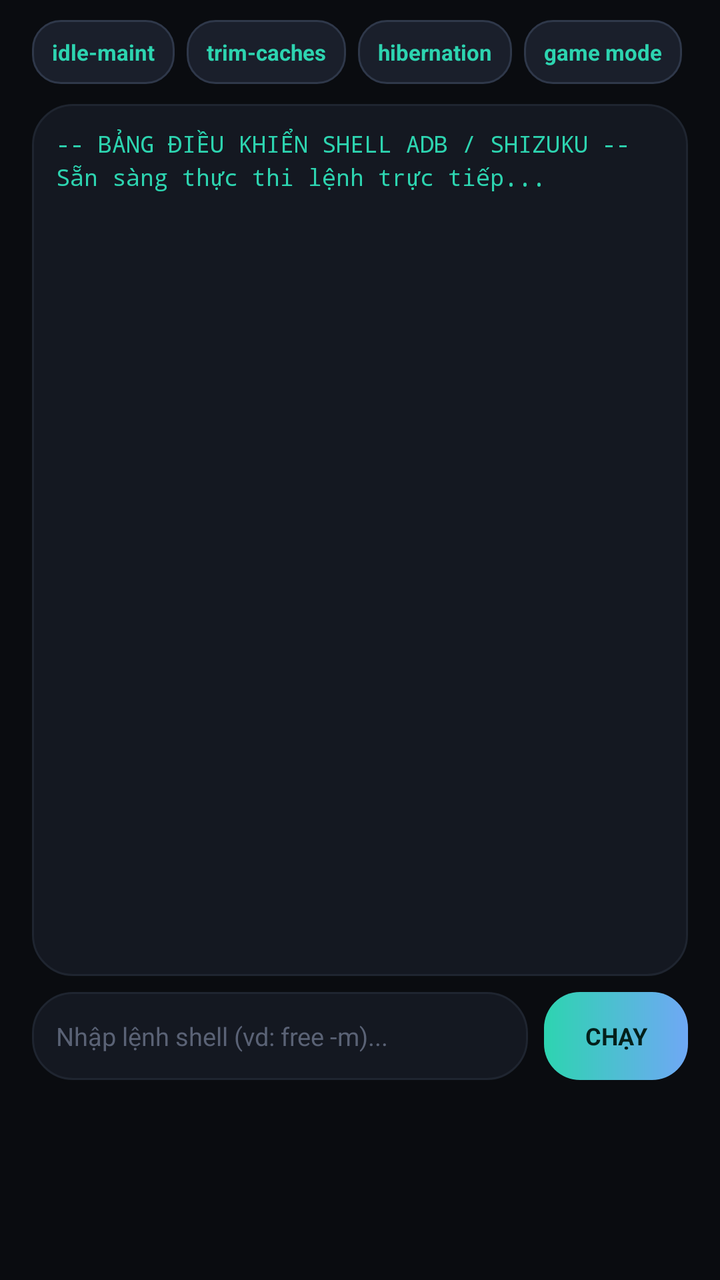
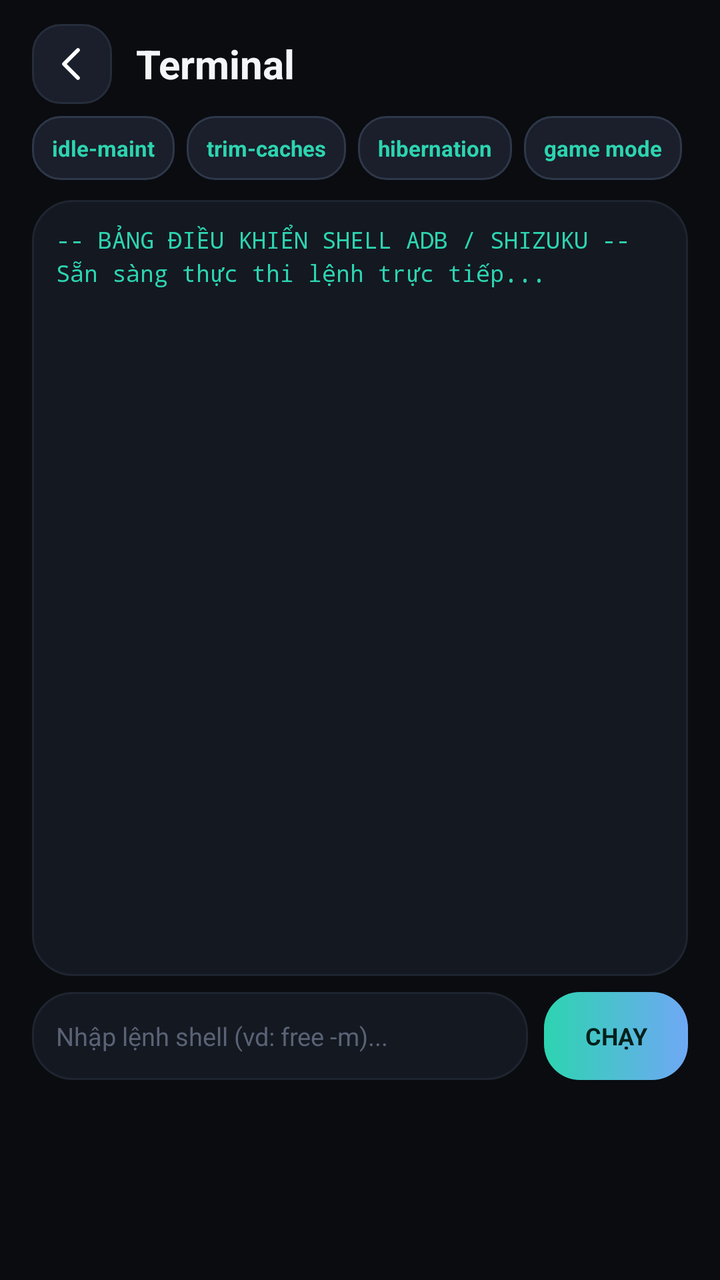

Two renders of the same Android screen: before a commit and after it. Below are the layout's source before the change and the commit's diff.
<!-- AndroidManifest.xml: application theme AppTheme -->
<!-- res/layout/tab_terminal.xml -->
<?xml version="1.0" encoding="utf-8"?>
<LinearLayout xmlns:android="http://schemas.android.com/apk/res/android"
    android:id="@+id/layout_tab_terminal"
    android:layout_width="match_parent"
    android:layout_height="match_parent"
    android:orientation="vertical"
    android:paddingStart="16dp"
    android:paddingEnd="16dp"
    android:paddingTop="10dp"
    android:paddingBottom="100dp">

    
    <HorizontalScrollView
        android:layout_width="match_parent"
        android:layout_height="wrap_content"
        android:scrollbars="none"
        android:overScrollMode="never">

        <LinearLayout
            android:layout_width="wrap_content"
            android:layout_height="wrap_content"
            android:orientation="horizontal">

            <TextView
                android:id="@+id/chip_cmd_idlemaint"
                android:layout_width="wrap_content"
                android:layout_height="32dp"
                android:gravity="center"
                android:paddingStart="10dp"
                android:paddingEnd="10dp"
                android:background="@drawable/bg_btn_secondary"
                android:text="idle-maint"
                android:textColor="#2DD4B0"
                android:textSize="11sp"
                android:textStyle="bold"
                android:layout_marginEnd="6dp" />

            <TextView
                android:id="@+id/chip_cmd_trimcaches"
                android:layout_width="wrap_content"
                android:layout_height="32dp"
                android:gravity="center"
                android:paddingStart="10dp"
                android:paddingEnd="10dp"
                android:background="@drawable/bg_btn_secondary"
                android:text="trim-caches"
                android:textColor="#2DD4B0"
                android:textSize="11sp"
                android:textStyle="bold"
                android:layout_marginEnd="6dp" />

            <TextView
                android:id="@+id/chip_cmd_hibernation"
                android:layout_width="wrap_content"
                android:layout_height="32dp"
                android:gravity="center"
                android:paddingStart="10dp"
                android:paddingEnd="10dp"
                android:background="@drawable/bg_btn_secondary"
                android:text="hibernation"
                android:textColor="#2DD4B0"
                android:textSize="11sp"
                android:textStyle="bold"
                android:layout_marginEnd="6dp" />

            <TextView
                android:id="@+id/chip_cmd_game"
                android:layout_width="wrap_content"
                android:layout_height="32dp"
                android:gravity="center"
                android:paddingStart="10dp"
                android:paddingEnd="10dp"
                android:background="@drawable/bg_btn_secondary"
                android:text="game mode"
                android:textColor="#2DD4B0"
                android:textSize="11sp"
                android:textStyle="bold"
                android:layout_marginEnd="6dp" />

            <TextView
                android:id="@+id/chip_cmd_free"
                android:layout_width="wrap_content"
                android:layout_height="32dp"
                android:gravity="center"
                android:paddingStart="10dp"
                android:paddingEnd="10dp"
                android:background="@drawable/bg_btn_secondary"
                android:text="free -m"
                android:textColor="#A3ABBB"
                android:textSize="11sp"
                android:textStyle="bold"
                android:layout_marginEnd="6dp" />

            <TextView
                android:id="@+id/chip_cmd_meminfo"
                android:layout_width="wrap_content"
                android:layout_height="32dp"
                android:gravity="center"
                android:paddingStart="10dp"
                android:paddingEnd="10dp"
                android:background="@drawable/bg_btn_secondary"
                android:text="meminfo"
                android:textColor="#A3ABBB"
                android:textSize="11sp"
                android:textStyle="bold" />
        </LinearLayout>
    </HorizontalScrollView>

    
    <ScrollView
        android:id="@+id/scroll_terminal_viewport"
        android:layout_width="match_parent"
        android:layout_height="0dp"
        android:layout_weight="1"
        android:layout_marginTop="10dp"
        android:background="@drawable/bg_card_bento"
        android:padding="12dp">

        <TextView
            android:id="@+id/tv_terminal_output"
            android:layout_width="match_parent"
            android:layout_height="wrap_content"
            android:typeface="monospace"
            android:textColor="#2DD4B0"
            android:textSize="11.5sp"
            android:lineSpacingExtra="3dp"
            android:text="-- BẢNG ĐIỀU KHIỂN SHELL ADB / SHIZUKU --\nSẵn sàng thực thi lệnh trực tiếp..." />
    </ScrollView>

    
    <LinearLayout
        android:layout_width="match_parent"
        android:layout_height="44dp"
        android:orientation="horizontal"
        android:layout_marginTop="8dp">

        <EditText
            android:id="@+id/et_terminal_input"
            android:layout_width="0dp"
            android:layout_height="match_parent"
            android:layout_weight="1"
            android:background="@drawable/bg_card_bento"
            android:hint="Nhập lệnh shell (vd: free -m)..."
            android:textColorHint="#5A6275"
            android:textColor="#FFFFFF"
            android:textSize="12.5sp"
            android:paddingStart="12dp"
            android:paddingEnd="12dp"
            android:singleLine="true" />

        <Button
            android:id="@+id/btn_terminal_exec"
            android:layout_width="72dp"
            android:layout_height="match_parent"
            android:layout_marginStart="8dp"
            android:background="@drawable/bg_btn_boost"
            android:text="CHẠY"
            android:textColor="#04201B"
            android:textSize="12sp"
            android:textStyle="bold" />
    </LinearLayout>

</LinearLayout>
<!-- resources referenced by this layout -->
<resources>
  <!-- drawable bg_btn_boost (drawable) -->
  <?xml version="1.0" encoding="utf-8"?>
  <ripple xmlns:android="http://schemas.android.com/apk/res/android" android:color="#40FFFFFF">
      <item>
          <shape android:shape="rectangle">
              <gradient android:angle="0" android:startColor="#2DD4B0" android:endColor="#6FA8F5" android:type="linear" />
              <corners android:radius="18dp" />
          </shape>
      </item>
  </ripple>
  <!-- drawable bg_btn_secondary (drawable) -->
  <?xml version="1.0" encoding="utf-8"?>
  <ripple xmlns:android="http://schemas.android.com/apk/res/android" android:color="#202DD4B0">
      <item>
          <shape android:shape="rectangle">
              <solid android:color="#1A1F2B" />
              <corners android:radius="14dp" />
              <stroke android:width="1dp" android:color="#2F384A" />
          </shape>
      </item>
  </ripple>
  <!-- drawable bg_card_bento (drawable) -->
  <?xml version="1.0" encoding="utf-8"?>
  <shape xmlns:android="http://schemas.android.com/apk/res/android" android:shape="rectangle">
      <solid android:color="#141821" />
      <corners android:radius="20dp" />
      <stroke android:width="1dp" android:color="#1F2530" />
  </shape>
  <style name="AppTheme" parent="@android:style/Theme.NoTitleBar">
          <item name="android:windowBackground">@color/background</item>
          <item name="android:statusBarColor">#0A0C10</item>
          <item name="android:navigationBarColor">#0A0C10</item>
      </style>
  <color name="background">#0A0C10</color>
</resources>

<!-- the commit's change to res/layout/tab_terminal.xml (unified diff, before → after) -->
@@ -6,8 +6,32 @@
     android:orientation="vertical"
     android:paddingStart="16dp"
     android:paddingEnd="16dp"
-    android:paddingTop="10dp"
+    android:paddingTop="6dp"
     android:paddingBottom="100dp">
+
+    <LinearLayout
+        android:layout_width="match_parent"
+        android:layout_height="52dp"
+        android:orientation="horizontal"
+        android:gravity="center_vertical">
+        <ImageView
+            android:id="@+id/btn_terminal_back"
+            android:layout_width="40dp"
+            android:layout_height="40dp"
+            android:padding="8dp"
+            android:background="@drawable/bg_chip_pill"
+            android:src="@drawable/ic_back"
+            android:contentDescription="Quay lại" />
+        <TextView
+            android:layout_width="wrap_content"
+            android:layout_height="wrap_content"
+            android:layout_marginStart="12dp"
+            android:text="Terminal"
+            android:textColor="#F3F5F9"
+            android:textSize="20sp"
+            android:textStyle="bold" />
+    </LinearLayout>
+
 
     
     <HorizontalScrollView
<!-- resource entries referenced after the edit -->
@@ -28,6 +28,18 @@
       <corners android:radius="20dp" />
       <stroke android:width="1dp" android:color="#1F2530" />
   </shape>
+  <!-- drawable bg_chip_pill (drawable) -->
+  <?xml version="1.0" encoding="utf-8"?>
+  <shape xmlns:android="http://schemas.android.com/apk/res/android" android:shape="rectangle">
+      <solid android:color="#1A1F2B" />
+      <corners android:radius="14dp" />
+      <stroke android:width="1dp" android:color="#262D3B" />
+  </shape>
+  <!-- drawable ic_back (drawable) -->
+  <?xml version="1.0" encoding="utf-8"?>
+  <vector xmlns:android="http://schemas.android.com/apk/res/android" android:width="24dp" android:height="24dp" android:viewportWidth="24" android:viewportHeight="24">
+  <path android:strokeColor="#FFFFFF" android:strokeWidth="1.9" android:strokeLineCap="round" android:strokeLineJoin="round" android:fillColor="#00000000" android:pathData="M15,5 L8,12 L15,19"/>
+  </vector>
   <style name="AppTheme" parent="@android:style/Theme.NoTitleBar">
           <item name="android:windowBackground">@color/background</item>
           <item name="android:statusBarColor">#0A0C10</item>
